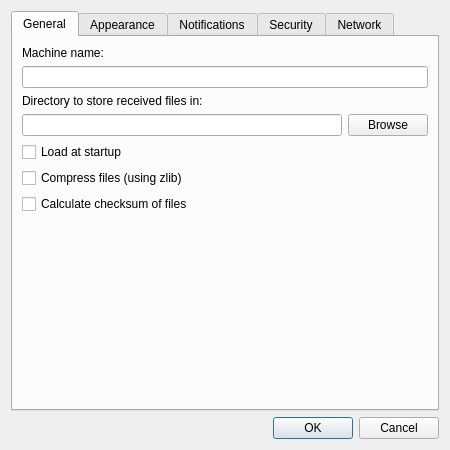
Old version of the form nitroshare/ui/CSettingsDialog.ui in the repository nathan-osman/NitroShare-Mac.
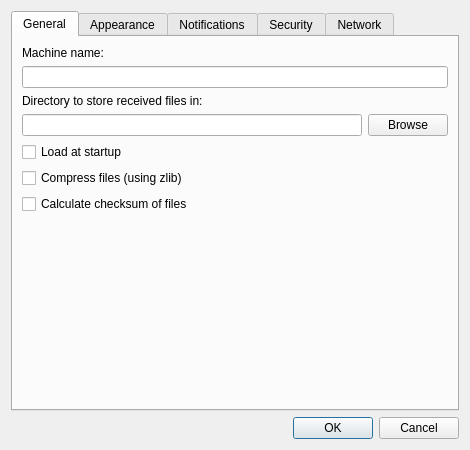
New version of the form. Icons and pictures are not drawn.

Commit message:
Expanded setting dialog width
Titles on the tabs were cut off.

The edit to the form file:
```diff
--- a/nitroshare/ui/CSettingsDialog.ui
+++ b/nitroshare/ui/CSettingsDialog.ui
@@ -6,7 +6,7 @@
    <rect>
     <x>0</x>
     <y>0</y>
-    <width>450</width>
+    <width>470</width>
     <height>450</height>
    </rect>
   </property>
```
